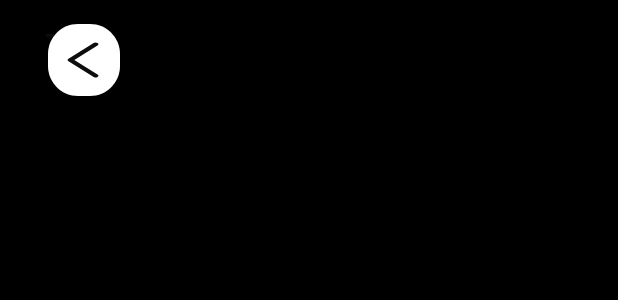
After one commit to juancolchete/ZeroMobi, an Android app: the layout car_page.xml on its own in the app's theme, with its tools: preview values and no code run, on a phone screen of 412 x 824 dp. The commit adds this screen. Shown: the top 300 px of the screen. Run offline under Robolectric (Android 15) with nearby library versions, the phone set to English and light mode, and no system bars.

Commit message:
Add Latest layout changes

```diff
--- a/app/build.gradle
+++ b/app/build.gradle
@@ -6,12 +6,12 @@ plugins {
 }
 
 android {
-    compileSdk 32
+    compileSdk 31
 
     defaultConfig {
         applicationId "com.zeromobi"
         minSdk 31
-        targetSdk 32
+        targetSdk 31
         versionCode 1
         versionName "1.0"
 
--- a/app/src/main/AndroidManifest.xml
+++ b/app/src/main/AndroidManifest.xml
@@ -11,7 +11,7 @@
         android:label="@string/app_name"
         android:roundIcon="@mipmap/ic_launcher_round"
         android:supportsRtl="true"
-        android:theme="@style/Theme.ZeroMobi"
+        android:theme="@style/Theme.AppCompat.Light"
         tools:targetApi="31">
         <meta-data
             android:name="com.google.android.gms.version"
--- /dev/null
+++ b/app/src/main/java/com/zeromobi/PickUp.kt
@@ -0,0 +1,4 @@
+package com.zeromobi
+
+class PickUp {
+}
--- a/app/src/main/res/layout/activity_main.xml
+++ b/app/src/main/res/layout/activity_main.xml
@@ -29,6 +29,7 @@
         android:layout_marginBottom="476dp"
         android:ems="10"
         android:inputType="textEmailAddress"
+        android:hint="Email"
         app:layout_constraintBottom_toBottomOf="parent"
         app:layout_constraintEnd_toEndOf="parent" />
 
@@ -54,6 +55,7 @@
         android:ems="10"
         android:inputType="textEmailAddress"
         app:layout_constraintBottom_toBottomOf="parent"
+        android:hint="********"
         app:layout_constraintEnd_toEndOf="parent" />
 
     <TextView
--- /dev/null
+++ b/app/src/main/res/layout/car_page.xml
@@ -0,0 +1,76 @@
+<?xml version="1.0" encoding="utf-8"?>
+<RelativeLayout
+    xmlns:android="http://schemas.android.com/apk/res/android"
+    android:id="@+id/car_page"
+    android:layout_width="fill_parent"
+    android:layout_height="fill_parent"
+    android:clipToOutline="true"
+    android:background="@color/black"
+    >
+
+    <RelativeLayout
+        android:id="@+id/back"
+        android:layout_width="48dp"
+        android:layout_height="48dp"
+        android:layout_alignParentLeft="true"
+        android:layout_marginLeft="32dp"
+        android:layout_alignParentTop="true"
+        android:layout_marginTop="16dp"
+        android:background="@drawable/back"
+        android:elevation="8dp"
+        >
+
+        <RelativeLayout
+            android:id="@+id/iconly2_lig"
+            android:layout_width="0dp"
+            android:layout_height="0dp"
+            android:layout_alignParentLeft="true"
+            android:layout_alignParentTop="true"
+            android:layout_alignParentRight="true"
+            android:layout_alignParentBottom="true"
+            >
+
+            <RelativeLayout
+                android:id="@+id/iconly_ligh"
+                android:layout_width="24dp"
+                android:layout_height="24dp"
+                android:layout_alignParentLeft="true"
+                android:layout_alignParentTop="true"
+                android:layout_marginLeft="11dp"
+                android:layout_marginTop="12dp"
+                android:background="@color/white">
+
+                <View
+                    android:id="@+id/arrow_left_"
+                    android:layout_width="14dp"
+                    android:layout_height="7dp"
+                    android:layout_alignParentLeft="true"
+                    android:layout_alignParentTop="true"
+                    android:layout_marginLeft="15.5dp"
+                    android:layout_marginTop="5dp"
+                    android:background="#00000000" />
+
+                <View
+                    android:id="@+id/stroke_1"
+                    android:layout_width="0dp"
+                    android:layout_height="0dp"
+                    android:layout_alignParentLeft="true"
+                    android:layout_alignParentTop="true"
+                    android:layout_alignParentRight="true"
+                    android:layout_alignParentBottom="true"
+                    android:background="@drawable/ic_stroke_1" />
+            </RelativeLayout>
+        </RelativeLayout>
+    </RelativeLayout>
+
+    <View
+        android:id="@+id/rectangle_right"
+        android:layout_width="5.45dp"
+        android:layout_height="2.18dp"
+        android:layout_alignParentLeft="true"
+        android:layout_alignParentTop="true"
+        android:layout_marginLeft="30.55dp"
+        android:layout_marginTop="22.91dp"
+        android:background="@drawable/rectangle_2" />
+
+</RelativeLayout>
--- a/app/src/main/res/values-night/themes.xml
+++ /dev/null
@@ -1,16 +0,0 @@
-<resources xmlns:tools="http://schemas.android.com/tools">
-    <!-- Base application theme. -->
-    <style name="Theme.ZeroMobi" parent="Theme.MaterialComponents.DayNight.DarkActionBar">
-        <!-- Primary brand color. -->
-        <item name="colorPrimary">@color/purple_200</item>
-        <item name="colorPrimaryVariant">@color/purple_700</item>
-        <item name="colorOnPrimary">@color/black</item>
-        <!-- Secondary brand color. -->
-        <item name="colorSecondary">@color/teal_200</item>
-        <item name="colorSecondaryVariant">@color/teal_200</item>
-        <item name="colorOnSecondary">@color/black</item>
-        <!-- Status bar color. -->
-        <item name="android:statusBarColor" tools:targetApi="l">?attr/colorPrimaryVariant</item>
-        <!-- Customize your theme here. -->
-    </style>
-</resources>
--- a/app/src/main/res/values/strings.xml
+++ b/app/src/main/res/values/strings.xml
@@ -4,4 +4,5 @@
     <string name="password_label">Senha</string>
     <string name="informe_seu">Informe seu destino</string>
     <string name="origem">Origem</string>
+    <string name="city_map">city map</string>
 </resources>
--- a/app/src/main/res/values/themes.xml
+++ b/app/src/main/res/values/themes.xml
@@ -1,6 +1,6 @@
 <resources xmlns:tools="http://schemas.android.com/tools">
     <!-- Base application theme. -->
-    <style name="Theme.ZeroMobi" parent="Theme.MaterialComponents.DayNight.DarkActionBar">
+    <style name="Theme.ZeroMobi" parent="Theme.MaterialComponents.DayNight.NoActionBar">
         <!-- Primary brand color. -->
         <item name="colorPrimary">@color/purple_500</item>
         <item name="colorPrimaryVariant">@color/purple_700</item>
```
Also changed, not shown: app/src/main/java/com/zeromobi/MainActivity.kt (+8 -1 lines), app/src/main/res/drawable/car_page.xml (added, +23 -0 lines), app/src/main/res/layout/pickup.xml (+13 -20 lines), app/src/main/res/drawable/ico_light.xml (renamed from app/src/main/res/drawable/iconly_ligh.xml).
